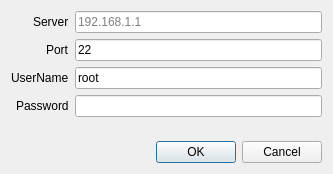
Old version of the form loadconfigfromserverdialog.ui in the repository ecuplxd/kbugsContext.
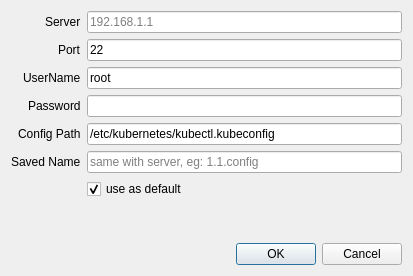
New version of the form.

```diff
--- a/loadconfigfromserverdialog.ui
+++ b/loadconfigfromserverdialog.ui
@@ -6,8 +6,8 @@
    <rect>
     <x>0</x>
     <y>0</y>
-    <width>333</width>
-    <height>174</height>
+    <width>413</width>
+    <height>276</height>
    </rect>
   </property>
   <property name="sizePolicy">
@@ -99,6 +99,53 @@
        </property>
       </widget>
      </item>
+     <item row="4" column="0">
+      <widget class="QLabel" name="configPathLabel">
+       <property name="text">
+        <string>Config Path</string>
+       </property>
+       <property name="buddy">
+        <cstring>configPathLineEdit</cstring>
+       </property>
+      </widget>
+     </item>
+     <item row="4" column="1">
+      <widget class="QLineEdit" name="configPathLineEdit">
+       <property name="text">
+        <string>/etc/kubernetes/kubectl.kubeconfig</string>
+       </property>
+      </widget>
+     </item>
+     <item row="5" column="0">
+      <widget class="QLabel" name="savedNameLabel">
+       <property name="text">
+        <string>Saved Name</string>
+       </property>
+       <property name="buddy">
+        <cstring>savedNameLineEdit</cstring>
+       </property>
+      </widget>
+     </item>
+     <item row="5" column="1">
+      <widget class="QLineEdit" name="savedNameLineEdit">
+       <property name="text">
+        <string/>
+       </property>
+       <property name="placeholderText">
+        <string>same with server, eg: 1.1.config</string>
+       </property>
+      </widget>
+     </item>
+     <item row="6" column="1">
+      <widget class="QCheckBox" name="configDefaultCheckBox">
+       <property name="text">
+        <string>use as default</string>
+       </property>
+       <property name="checked">
+        <bool>true</bool>
+       </property>
+      </widget>
+     </item>
     </layout>
    </item>
    <item>
```
